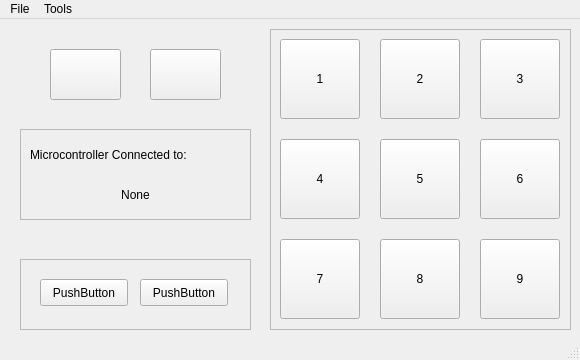
The window that untitled.ui (Aadhityaa04/custom_keyboard) describes before a commit, drawn with Qt 5.
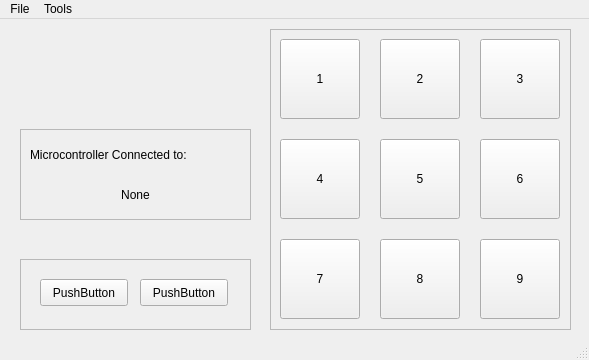
The same window after the commit. Icons and pictures are not drawn.

What changed in the file:
```diff
--- a/untitled.ui
+++ b/untitled.ui
@@ -9,7 +9,7 @@
    <rect>
     <x>0</x>
     <y>0</y>
-    <width>580</width>
+    <width>589</width>
     <height>360</height>
    </rect>
   </property>
@@ -320,7 +320,9 @@
      <cursorShape>PointingHandCursor</cursorShape>
     </property>
     <property name="styleSheet">
-     <string notr="true">image: url(:/verify_svg/Group 2.svg);</string>
+     <string notr="true">image: url(:/verify_svg/Group 2.svg);
+border-radius:1;
+</string>
     </property>
     <property name="text">
      <string/>
@@ -339,7 +341,8 @@
      <cursorShape>PointingHandCursor</cursorShape>
     </property>
     <property name="styleSheet">
-     <string notr="true">image: url(:/upload/uploadupload.svg);</string>
+     <string notr="true">image: url(:/upload/uploadupload.svg);
+border-radius: 1;</string>
     </property>
     <property name="text">
      <string/>
@@ -351,7 +354,7 @@
     <rect>
      <x>0</x>
      <y>0</y>
-     <width>580</width>
+     <width>589</width>
      <height>24</height>
     </rect>
    </property>
```
Left out of the diff: 3 changed lines with no effect on the pictures.
